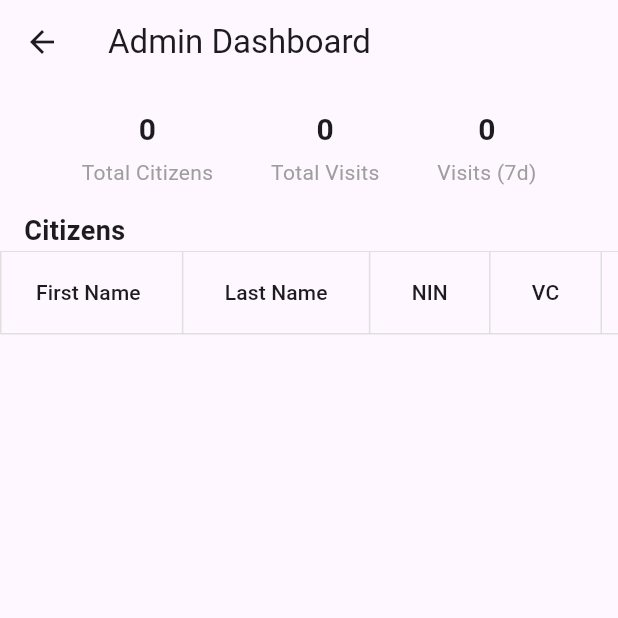
After one commit to nkemjikaa/checkin, a Flutter app: the AdminScreen screen opened by its route, on a phone screen of 412 x 824 dp, the top half of it. The commit adds this screen. Run offline on Flutter 3.47's test engine with Material 3 defaults, Android fonts, the phone set to English and light mode, and no system bars; our stand-ins replace cloud_firestore, firebase_core; accounts and stored records are empty.

```diff
--- /dev/null
+++ b/lib/admin_screen.dart
@@ -0,0 +1,169 @@
+import 'package:flutter/material.dart';
+import 'package:cloud_firestore/cloud_firestore.dart';
+
+class AdminScreen extends StatelessWidget {
+  const AdminScreen({Key? key}) : super(key: key);
+
+  @override
+  Widget build(BuildContext context) {
+    return Scaffold(
+      appBar: AppBar(
+        title: const Text('Admin Dashboard'),
+        leading: IconButton(
+          icon: const Icon(Icons.arrow_back),
+          onPressed: () {
+            Navigator.pushReplacementNamed(context, '/');
+          },
+        ),
+      ),
+      body: StreamBuilder<QuerySnapshot>(
+        stream: FirebaseFirestore.instance.collection('citizens').snapshots(),
+        builder: (context, snapshot) {
+          if (snapshot.connectionState == ConnectionState.waiting) {
+            return const Center(child: CircularProgressIndicator());
+          }
+          if (snapshot.hasError) {
+            return Center(child: Text('Error: ${snapshot.error}'));
+          }
+          if (!snapshot.hasData) {
+            return const Center(child: Text('No data found.'));
+          }
+          final docs = snapshot.data!.docs;
+          final now = DateTime.now();
+          final sevenDaysAgo = now.subtract(const Duration(days: 7));
+          int totalVisits = 0;
+          int visitsLast7Days = 0;
+          List<Map<String, dynamic>> citizens = [];
+          for (final doc in docs) {
+            final data = doc.data() as Map<String, dynamic>;
+            // Assume visit_history is a list of timestamps
+            final visits = (data['visit_history'] as List<dynamic>? ?? []);
+            totalVisits += visits.length;
+            visitsLast7Days += visits.where((v) {
+              if (v is Timestamp) {
+                return v.toDate().isAfter(sevenDaysAgo);
+              } else if (v is DateTime) {
+                return v.isAfter(sevenDaysAgo);
+              }
+              return false;
+            }).length;
+            // Find most recent visit
+            DateTime? lastVisit;
+            if (data['last_visit'] is Timestamp) {
+              lastVisit = (data['last_visit'] as Timestamp).toDate();
+            } else if (data['last_visit'] is DateTime) {
+              lastVisit = data['last_visit'] as DateTime;
+            } else if (visits.isNotEmpty) {
+              final sorted = visits.map((v) {
+                if (v is Timestamp) return v.toDate();
+                if (v is DateTime) return v;
+                return null;
+              }).whereType<DateTime>().toList();
+              if (sorted.isNotEmpty) {
+                sorted.sort((a, b) => b.compareTo(a));
+                lastVisit = sorted.first;
+              }
+            }
+            citizens.add({
+              'first_name': data['first_name'] ?? '',
+              'last_name': data['last_name'] ?? '',
+              'nin': data['nin'] ?? '',
+              'vc_serial': data['vc_serial'] ?? '',
+              'dob': data['dob'],
+              'last_visit': lastVisit,
+              'visit_history': visits,
+            });
+          }
+          return Column(
+            crossAxisAlignment: CrossAxisAlignment.start,
+            children: [
+              Padding(
+                padding: const EdgeInsets.all(16.0),
+                child: Row(
+                  mainAxisAlignment: MainAxisAlignment.spaceEvenly,
+                  children: [
+                    _StatCard(label: 'Total Citizens', value: docs.length.toString()),
+                    _StatCard(label: 'Total Visits', value: totalVisits.toString()),
+                    _StatCard(label: 'Visits (7d)', value: visitsLast7Days.toString()),
+                  ],
+                ),
+              ),
+              const Padding(
+                padding: EdgeInsets.symmetric(horizontal: 16.0),
+                child: Text('Citizens', style: TextStyle(fontSize: 18, fontWeight: FontWeight.bold)),
+              ),
+              Expanded(
+                child: SingleChildScrollView(
+                  scrollDirection: Axis.vertical,
+                  child: SingleChildScrollView(
+                    scrollDirection: Axis.horizontal,
+                    child: DataTable(
+                      border: TableBorder.all(color: Colors.grey.shade300, width: 1),
+                      columns: const [
+                        DataColumn(label: Text('First Name')),
+                        DataColumn(label: Text('Last Name')),
+                        DataColumn(label: Text('NIN')),
+                        DataColumn(label: Text('VC')),
+                        DataColumn(label: Text('DOB')),
+                        DataColumn(label: Text('Last Visit')),
+                        DataColumn(label: Text('Visits')),
+                      ],
+                      rows: citizens.map((citizen) {
+                        String formatDate(dynamic date) {
+                          DateTime? dt;
+                          if (date is Timestamp) {
+                            dt = date.toDate();
+                          } else if (date is DateTime) {
+                            dt = date;
+                          } else {
+                            return 'Unknown';
+                          }
+                          return '${dt.year}-${dt.month.toString().padLeft(2, '0')}-${dt.day.toString().padLeft(2, '0')}';
+                        }
+
+                        final dobStr = citizen['dob'] != null ? formatDate(citizen['dob']) : 'Unknown';
+                        final lastVisit = citizen['last_visit'] as DateTime?;
+                        final lastVisitStr = lastVisit != null
+                            ? '${lastVisit.year}-${lastVisit.month.toString().padLeft(2, '0')}-${lastVisit.day.toString().padLeft(2, '0')}'
+                            : 'Never';
+                        final visitsCount = (citizen['visit_history'] as List<dynamic>).length.toString();
+
+                        return DataRow(
+                          cells: [
+                            DataCell(Text(citizen['first_name'] ?? '')),
+                            DataCell(Text(citizen['last_name'] ?? '')),
+                            DataCell(Text(citizen['nin'] ?? '')),
+                            DataCell(Text(citizen['vc_serial'] ?? '')),
+                            DataCell(Text(dobStr)),
+                            DataCell(Text(lastVisitStr)),
+                            DataCell(Text(visitsCount)),
+                          ],
+                        );
+                      }).toList(),
+                    ),
+                  ),
+                ),
+              ),
+            ],
+          );
+        },
+      ),
+    );
+  }
+}
+
+class _StatCard extends StatelessWidget {
+  final String label;
+  final String value;
+  const _StatCard({required this.label, required this.value});
+  @override
+  Widget build(BuildContext context) {
+    return Column(
+      children: [
+        Text(value, style: const TextStyle(fontSize: 20, fontWeight: FontWeight.bold)),
+        const SizedBox(height: 4),
+        Text(label, style: const TextStyle(fontSize: 14, color: Colors.grey)),
+      ],
+    );
+  }
+}
--- a/lib/main.dart
+++ b/lib/main.dart
@@ -9,6 +9,7 @@ import 'nin_registration.dart';
 import 'unregistered_nin.dart';
 import 'vc_registration.dart';
 import 'unregistered_vc.dart';
+import 'admin_screen.dart';
 
 void main() async {
   WidgetsFlutterBinding.ensureInitialized();
@@ -29,6 +30,7 @@ class MyApp extends StatelessWidget {
         '/nincheckin': (context) => NINCheckInScreen(),
         '/options': (context) => OptionsScreen(),
         '/vccheckin': (context) =>  VCCheckInScreen(),
+        '/admindashboard': (context) => AdminScreen(),
       }
     );
   }
--- a/lib/nin_registration.dart
+++ b/lib/nin_registration.dart
@@ -52,6 +52,10 @@ class _NINRegistrationState extends State<NINRegistration> {
 
         await citizenDocRef.update({
           'nin': widget.nin,
+        });
+
+        await usersRef.doc(widget.nin).set({
+          'citizenId': citizenDocRef.id,
         });
 
         // Use existing last_visit value
--- a/lib/vc_checkin.dart
+++ b/lib/vc_checkin.dart
@@ -56,7 +56,7 @@ class _VCCheckInScreenState extends State<VCCheckInScreen> {
                         context,
                         MaterialPageRoute(
                           builder: (context) => ExistingVCScreen(
-                            citizenId: data['citizenId'],
+                            citizenId: vcSerialdoc['citizenId'],
                           ),
                         ),
                       );
--- a/lib/vc_registration.dart
+++ b/lib/vc_registration.dart
@@ -53,7 +53,11 @@ class _VCRegistrationState extends State<VCRegistration> {
         await citizenDocRef.update({
           'vc_serial': widget.serial,
         });
-       // Use existing last_visit value
+        // Also update vc_serial collection to map serial to citizenId
+        await vcSerialRef.doc(widget.serial).set({
+          'citizenId': citizenDocRef.id,
+        });
+        // Use existing last_visit value
         final lastVisitTimestamp = existingDoc.get('last_visit') as Timestamp?;
         lastVisit = lastVisitTimestamp != null ? lastVisitTimestamp.toDate() : now;
 
```
Also changed, not shown: lib/existing_nin.dart (+42 -46 lines), lib/existing_vc.dart (+36 -50 lines), lib/login.dart (+8 -3 lines).
